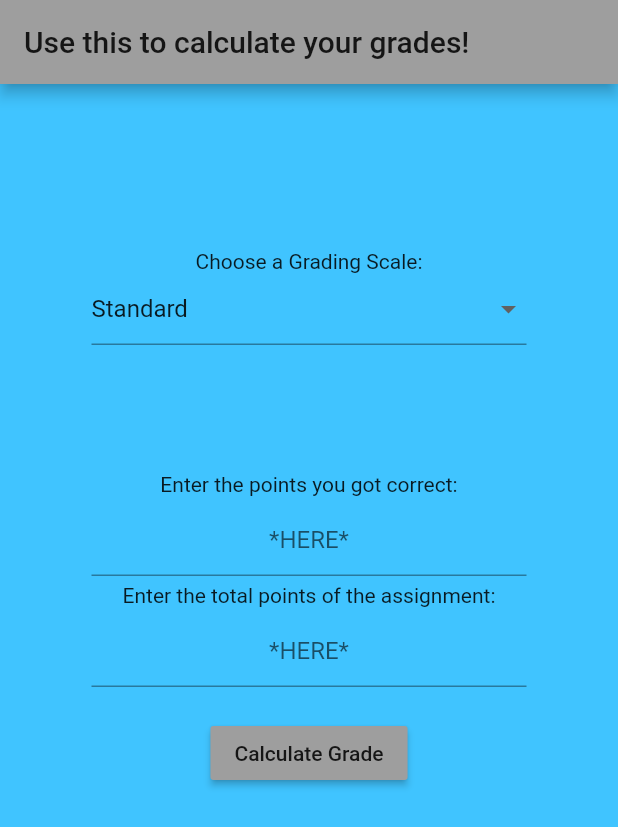
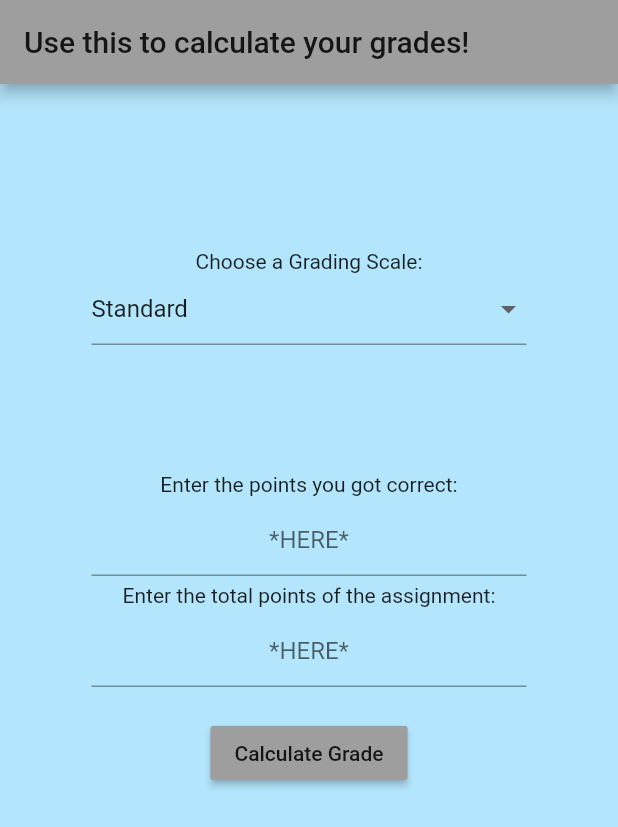
Before and after one commit to bsu-hci/GradeMotivator, a Flutter app: the screen it shows after launch, on a phone screen of 412 x 824 dp. Shown: the top 827 px of the screen. Run offline on Flutter 3.47's test engine with Material 2 defaults, Android fonts, the light colour scheme and no system bars.

Commit message:
Background Color Fix

```diff
--- a/lib/main.dart
+++ b/lib/main.dart
@@ -51,7 +51,7 @@ class GradeMotivator extends StatelessWidget {
       ),
       home: Scaffold(
         appBar: AppBar(title: Text("Use this to calculate your grades!")),
-        backgroundColor: Colors.lightBlueAccent,
+        backgroundColor: Colors.lightBlue[100],
         body: Center(
             child: Container(
           constraints: BoxConstraints(maxWidth: 350),
```
